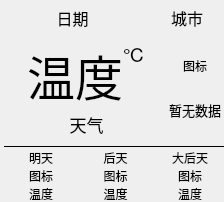
The window that tianqi.ui (noahsai/tianqi) describes before a commit, drawn with Qt 5.
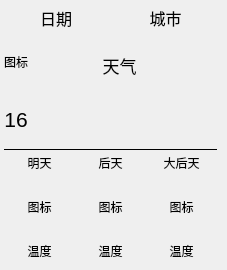
The same window after the commit.

Commit message: 全部使用api，调整界面，增加信息

```diff
--- a/tianqi.ui
+++ b/tianqi.ui
@@ -6,8 +6,8 @@
    <rect>
     <x>0</x>
     <y>0</y>
-    <width>224</width>
-    <height>202</height>
+    <width>227</width>
+    <height>270</height>
    </rect>
   </property>
   <property name="windowTitle">
@@ -21,11 +21,11 @@
     <rect>
      <x>0</x>
      <y>0</y>
-     <width>231</width>
-     <height>205</height>
+     <width>221</width>
+     <height>264</height>
     </rect>
    </property>
-   <layout class="QVBoxLayout" name="verticalLayout" stretch="0,0,0,0">
+   <layout class="QVBoxLayout" name="verticalLayout" stretch="0,0,0">
     <property name="spacing">
      <number>0</number>
     </property>
@@ -42,7 +42,7 @@
      <number>2</number>
     </property>
     <item>
-     <layout class="QHBoxLayout" name="horizontalLayout">
+     <layout class="QHBoxLayout" name="horizontalLayout" stretch="1,1">
       <property name="spacing">
        <number>6</number>
       </property>
@@ -55,7 +55,7 @@
       <item>
        <widget class="QLabel" name="date">
         <property name="sizePolicy">
-         <sizepolicy hsizetype="MinimumExpanding" vsizetype="Fixed">
+         <sizepolicy hsizetype="Preferred" vsizetype="Fixed">
           <horstretch>0</horstretch>
           <verstretch>0</verstretch>
          </sizepolicy>
@@ -79,11 +79,17 @@
       <item>
        <widget class="QPushButton" name="city">
         <property name="sizePolicy">
-         <sizepolicy hsizetype="Fixed" vsizetype="Fixed">
+         <sizepolicy hsizetype="Preferred" vsizetype="Fixed">
           <horstretch>0</horstretch>
           <verstretch>0</verstretch>
          </sizepolicy>
         </property>
+        <property name="minimumSize">
+         <size>
+          <width>20</width>
+          <height>0</height>
+         </size>
+        </property>
         <property name="font">
          <font>
           <pointsize>12</pointsize>
@@ -128,36 +134,29 @@
          <number>0</number>
         </property>
         <item>
-         <spacer name="verticalSpacer_2">
-          <property name="orientation">
-           <enum>Qt::Vertical</enum>
+         <widget class="QLabel" name="icon">
+          <property name="sizePolicy">
+           <sizepolicy hsizetype="Preferred" vsizetype="Preferred">
+            <horstretch>0</horstretch>
+            <verstretch>0</verstretch>
+           </sizepolicy>
           </property>
-          <property name="sizeHint" stdset="0">
-           <size>
-            <width>20</width>
-            <height>40</height>
-           </size>
+          <property name="layoutDirection">
+           <enum>Qt::LeftToRight</enum>
           </property>
-         </spacer>
+          <property name="text">
+           <string>图标</string>
+          </property>
+          <property name="alignment">
+           <set>Qt::AlignCenter</set>
+          </property>
+         </widget>
         </item>
         <item>
          <layout class="QHBoxLayout" name="horizontalLayout_3">
           <property name="spacing">
            <number>0</number>
           </property>
-          <item>
-           <spacer name="horizontalSpacer_2">
-            <property name="orientation">
-             <enum>Qt::Horizontal</enum>
-            </property>
-            <property name="sizeHint" stdset="0">
-             <size>
-              <width>40</width>
-              <height>20</height>
-             </size>
-            </property>
-           </spacer>
-          </item>
           <item>
            <widget class="QLabel" name="temp">
             <property name="sizePolicy">
@@ -168,59 +167,35 @@
             </property>
             <property name="font">
              <font>
-              <pointsize>36</pointsize>
+              <pointsize>16</pointsize>
               <weight>50</weight>
               <bold>false</bold>
              </font>
             </property>
             <property name="text">
-             <string>温度</string>
+             <string>16</string>
             </property>
             <property name="alignment">
              <set>Qt::AlignCenter</set>
             </property>
-           </widget>
-          </item>
-          <item>
-           <widget class="QLabel" name="duc">
-            <property name="sizePolicy">
-             <sizepolicy hsizetype="Minimum" vsizetype="Preferred">
-              <horstretch>0</horstretch>
-              <verstretch>0</verstretch>
-             </sizepolicy>
+            <property name="indent">
+             <number>0</number>
             </property>
-            <property name="font">
-             <font>
-              <pointsize>14</pointsize>
-             </font>
-            </property>
-            <property name="text">
-             <string>℃</string>
-            </property>
-            <property name="alignment">
-             <set>Qt::AlignLeading|Qt::AlignLeft|Qt::AlignTop</set>
-            </property>
            </widget>
           </item>
-          <item>
-           <spacer name="horizontalSpacer_3">
-            <property name="orientation">
-             <enum>Qt::Horizontal</enum>
-            </property>
-            <property name="sizeHint" stdset="0">
-             <size>
-              <width>40</width>
-              <height>20</height>
-             </size>
-            </property>
-           </spacer>
+         </layout>
           </item>
          </layout>
         </item>
+      <item>
+       <layout class="QVBoxLayout" name="verticalLayout_6">
+        <property name="spacing">
+         <number>2</number>
+        </property>
         <item>
          <widget class="QLabel" name="weather">
           <property name="sizePolicy">
-           <sizepolicy hsizetype="Preferred" vsizetype="Preferred">
+           <sizepolicy hsizetype="Expanding" vsizetype="Expanding">
             <horstretch>0</horstretch>
             <verstretch>0</verstretch>
            </sizepolicy>
@@ -244,42 +219,55 @@
          </widget>
         </item>
         <item>
-         <spacer name="verticalSpacer">
-          <property name="orientation">
-           <enum>Qt::Vertical</enum>
+         <widget class="QLabel" name="feng">
+          <property name="sizePolicy">
+           <sizepolicy hsizetype="Preferred" vsizetype="Fixed">
+            <horstretch>0</horstretch>
+            <verstretch>0</verstretch>
+           </sizepolicy>
           </property>
-          <property name="sizeHint" stdset="0">
-           <size>
-            <width>20</width>
-            <height>40</height>
-           </size>
+          <property name="font">
+           <font>
+            <pointsize>10</pointsize>
+            <weight>50</weight>
+            <bold>false</bold>
+           </font>
           </property>
-         </spacer>
+          <property name="text">
+           <string>    </string>
+          </property>
+          <property name="alignment">
+           <set>Qt::AlignCenter</set>
+          </property>
+          <property name="margin">
+           <number>0</number>
+          </property>
+         </widget>
         </item>
-       </layout>
-      </item>
       <item>
-       <layout class="QVBoxLayout" name="verticalLayout_6">
-        <property name="spacing">
-         <number>2</number>
-        </property>
-        <item>
-         <widget class="QLabel" name="icon">
+         <widget class="QLabel" name="shidu">
           <property name="sizePolicy">
            <sizepolicy hsizetype="Preferred" vsizetype="Fixed">
             <horstretch>0</horstretch>
             <verstretch>0</verstretch>
            </sizepolicy>
           </property>
-          <property name="layoutDirection">
-           <enum>Qt::LeftToRight</enum>
+          <property name="font">
+           <font>
+            <pointsize>10</pointsize>
+            <weight>50</weight>
+            <bold>false</bold>
+           </font>
           </property>
           <property name="text">
-           <string>图标</string>
+           <string>    </string>
           </property>
           <property name="alignment">
            <set>Qt::AlignCenter</set>
           </property>
+          <property name="margin">
+           <number>0</number>
+          </property>
          </widget>
         </item>
         <item>
@@ -292,19 +280,18 @@
           </property>
           <property name="font">
            <font>
-            <pointsize>10</pointsize>
             <weight>50</weight>
             <bold>false</bold>
            </font>
           </property>
           <property name="text">
-           <string>暂无数据</string>
+           <string>   </string>
           </property>
           <property name="alignment">
            <set>Qt::AlignCenter</set>
           </property>
           <property name="margin">
-           <number>0</number>
+           <number>1</number>
           </property>
          </widget>
         </item>
@@ -312,6 +299,24 @@
       </item>
      </layout>
     </item>
+    <item>
+     <widget class="QWidget" name="widget" native="true">
+      <layout class="QVBoxLayout" name="verticalLayout_7">
+       <property name="spacing">
+        <number>0</number>
+       </property>
+       <property name="leftMargin">
+        <number>0</number>
+       </property>
+       <property name="topMargin">
+        <number>0</number>
+       </property>
+       <property name="rightMargin">
+        <number>0</number>
+       </property>
+       <property name="bottomMargin">
+        <number>0</number>
+       </property>
     <item>
      <widget class="Line" name="line">
       <property name="styleSheet">
@@ -478,6 +483,9 @@
        </layout>
       </item>
      </layout>
+       </item>
+      </layout>
+     </widget>
     </item>
    </layout>
   </widget>
```
Lines whose indentation alone changed are shown as unchanged. The commit also changes 5 other files.
